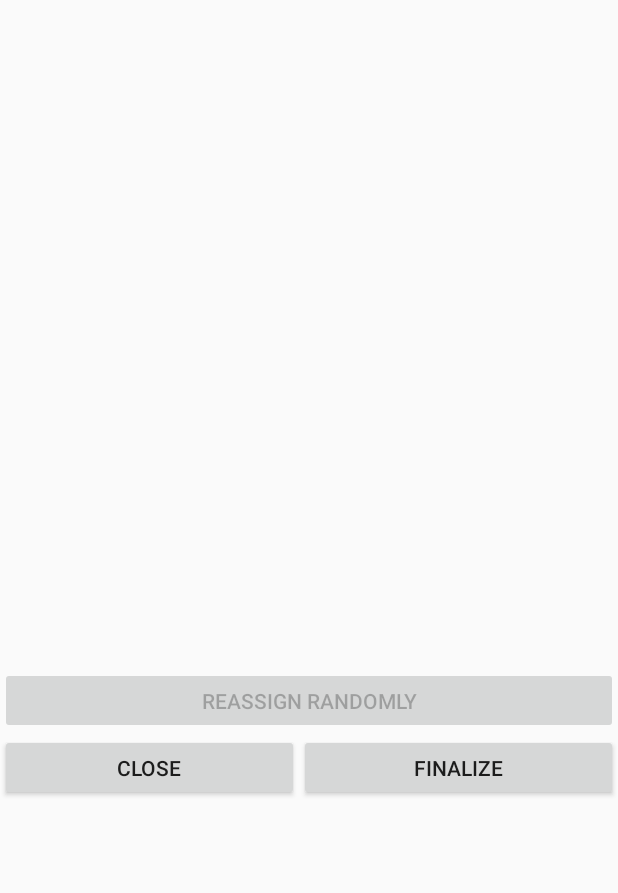
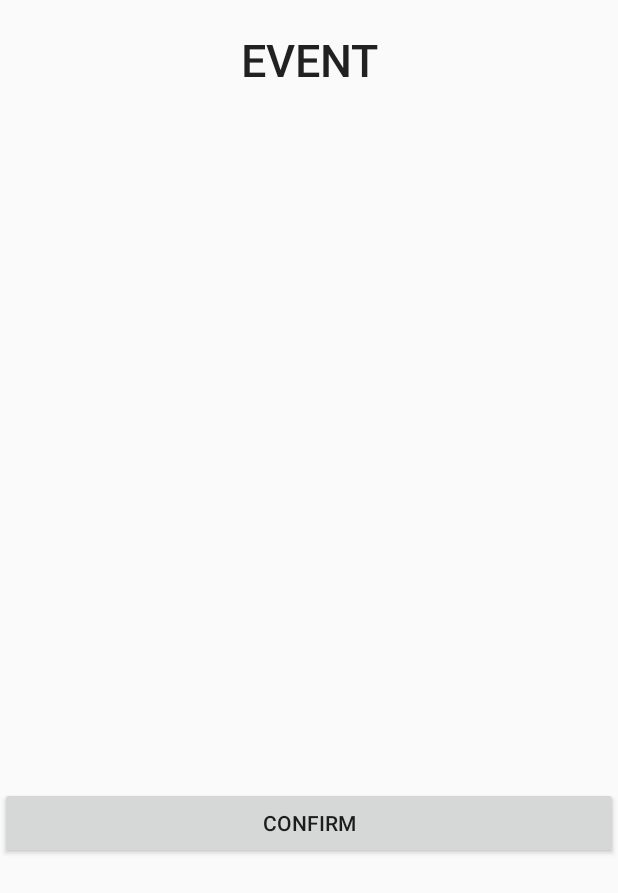
Before and after one commit to net2anshu/Decison-Maker, an Android app: the layout choose_activity.xml on its own in the app's theme, with its tools: preview values and no code run, on a phone screen of 412 x 824 dp. Shown: the top 893 px of the screen. Run offline under Robolectric (Android 15) with nearby library versions, the phone set to English and light mode, and no system bars.

Commit message:
Please work

```diff
--- /dev/null
+++ b/app/src/main/java/com/mobisec/DecisionMaker/ChooseActivity.java
@@ -0,0 +1,33 @@
+package com.mobisec.DecisionMaker;
+
+import android.app.Activity;
+import android.content.Intent;
+import android.content.SharedPreferences;
+import android.os.Bundle;
+import android.view.View;
+import android.widget.Button;
+import android.widget.TextView;
+import android.widget.Toast;
+
+public class ChooseActivity extends Activity {
+
+
+    @Override
+    protected void onCreate(Bundle savedInstanceState) {
+        super.onCreate(savedInstanceState);
+        setContentView(R.layout.activity_main);
+        Button btn_confirm = (Button)findViewById(R.id.confirmButton);
+        final TextView EventName = findViewById(R.id.title);
+
+
+
+        btn_confirm.setOnClickListener(new View.OnClickListener() {
+            public void onClick(View view) {
+                Toast.makeText(ChooseActivity.this,
+                        "Activity (?) chosen", Toast.LENGTH_SHORT)
+                        .show();
+                finish();
+            }
+        });
+    }
+}
--- a/app/src/main/res/layout/choose_activity.xml
+++ b/app/src/main/res/layout/choose_activity.xml
@@ -3,12 +3,24 @@
     android:orientation="vertical" android:layout_width="match_parent"
     android:layout_height="match_parent">
 
-
-
     <LinearLayout
         android:layout_width="match_parent"
-        android:layout_height="match_parent"
+        android:layout_height="80dp"
         android:orientation="vertical">
+
+        <TextView
+            android:id="@+id/title"
+            style="@style/TextAppearance.Widget.AppCompat.Toolbar.Title"
+            android:layout_width="match_parent"
+            android:layout_height="80dp"
+            android:ellipsize="end"
+            android:fontFamily="sans-serif-medium"
+            android:gravity="center"
+            android:singleLine="true"
+            android:text="EVENT"
+            android:textSize="30sp" />
+
+    </LinearLayout>
 
         <LinearLayout
             android:layout_width="match_parent"
@@ -23,35 +35,14 @@
 
     <LinearLayout
         android:layout_width="match_parent"
-            android:layout_height="20pt"
-            android:orientation="vertical">
-
-            <Button
-                android:id="@+id/reassignbutton"
-                android:layout_width="match_parent"
-                android:layout_height="wrap_content"
-                android:enabled="false"
-                android:text="Reassign randomly" />
-        </LinearLayout>
-
-        <LinearLayout
-            android:layout_width="match_parent"
-            android:layout_height="20pt"
+        android:layout_height="200pt"
         android:orientation="horizontal">
 
         <Button
-                android:id="@+id/submitbutton"
-                android:layout_width="199dp"
-                android:layout_height="wrap_content"
-                android:text="Close" />
-
-            <Button
-                android:id="@+id/finalizebutton"
+            android:id="@+id/confirmButton"
             android:layout_width="match_parent"
             android:layout_height="wrap_content"
-                android:text="Finalize" />
+            android:text="Confirm" />
     </LinearLayout>
 
 </LinearLayout>
-
-</LinearLayout>
```
Lines whose indentation alone changed are shown as unchanged.
